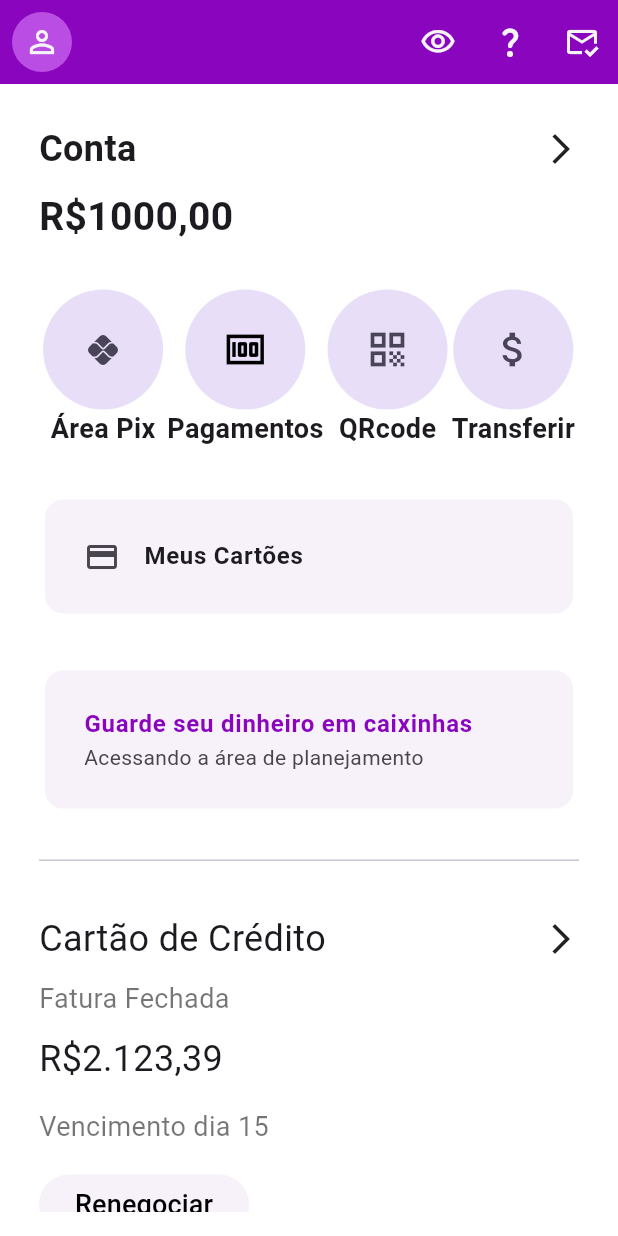
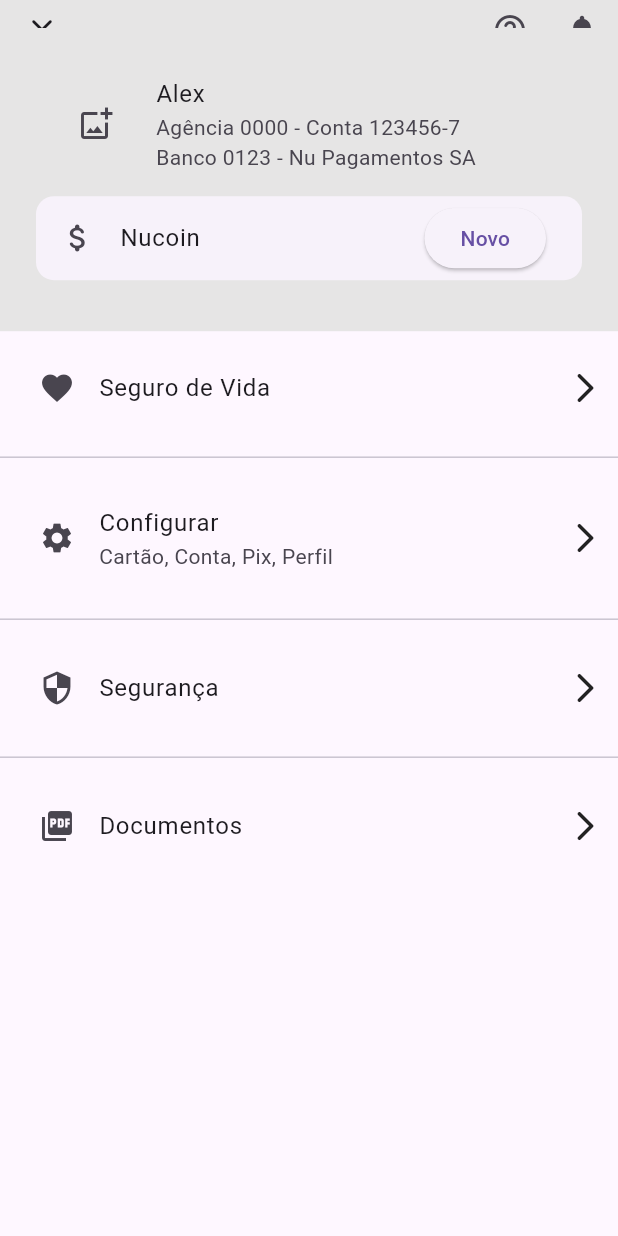
Before and after one commit to danibez/nubankFlutter, a Flutter app: the screen it shows after launch, after a tap on the "person outline" icon, on a phone screen of 412 x 824 dp. Run offline on Flutter 3.47's test engine with Material 3 defaults, Android fonts, the phone set to English and light mode, and no system bars.

Commit message:
adding setting profile

```diff
--- a/lib/appbody.dart
+++ /dev/null
@@ -1,38 +0,0 @@
-import 'package:flutter/material.dart';
-import 'package:nubank/conta.dart';
-import 'package:nubank/credito.dart';
-import 'package:nubank/descubra.dart';
-import 'package:nubank/emprestimo.dart';
-
-class AppBody extends StatelessWidget {
-  const AppBody({super.key});
-
-  @override
-  Widget build(BuildContext context) {
-    return Container(
-          margin: const EdgeInsets.all(16),
-          child: ListView(
-            padding: const EdgeInsets.all(10),
-            children: const [
-              Conta(),
-              Padding(
-                padding: EdgeInsets.only(top: 30, bottom: 35),
-                child: Divider(height: 1,),
-              ),
-              Credito(),
-              Padding(
-                padding: EdgeInsets.only(top: 30, bottom: 35),
-                child: Divider(height: 1,),
-              ),
-              Emprestimo(),
-              Padding(
-                padding: EdgeInsets.only(top: 30, bottom: 35),
-                child: Divider(height: 1,),
-              ),
-              Descubra()
-            ],
-          ),
-        );
-  }
-
-}
--- /dev/null
+++ b/lib/homeScreen/appbody.dart
@@ -0,0 +1,65 @@
+import 'package:flutter/material.dart';
+import 'package:nubank/homeScreen/conta.dart';
+import 'package:nubank/homeScreen/credito.dart';
+import 'package:nubank/homeScreen/descubra.dart';
+import 'package:nubank/homeScreen/emprestimo.dart';
+
+class AppBody extends StatelessWidget {
+  const AppBody({super.key});
+
+  @override
+  Widget build(BuildContext context) {
+    return Scaffold(
+        backgroundColor: Colors.white,
+        appBar: AppBar(
+          actions: [
+            IconButton(icon: const Icon(Icons.visibility_outlined),
+            color:  const Color(0xFFF5F5F5),
+              onPressed: () {},
+            ),
+            IconButton(icon: const Icon(Icons.question_mark_rounded, color: Color(0xFFF5F5F5)),
+              color:  const Color(0xFFF5F5F5),
+              onPressed: () {},
+            ),
+            IconButton(icon: const Icon(Icons.mark_email_read_outlined, color: Color(0xFFF5F5F5)),
+              color:  const Color(0xFFF5F5F5),
+              onPressed: () {},
+            ),
+          ],
+          leading: IconButton(
+              style: const ButtonStyle(backgroundColor: WidgetStatePropertyAll<Color>(Color(0xFFBA4DE3))),
+              icon: const Icon(Icons.person_outline, color: Color(0xFFF5F5F5)),
+              color: const Color(0xFFF5F5F5),
+              onPressed: () {
+                Navigator.pushNamed(context, '/profile');
+              },
+            ),
+          backgroundColor: const Color(0xFF8A05BE),
+        ),
+        body: Container(
+          margin: const EdgeInsets.all(16),
+          child: ListView(
+            padding: const EdgeInsets.all(10),
+            children: const [
+              Conta(),
+              Padding(
+                padding: EdgeInsets.only(top: 30, bottom: 35),
+                child: Divider(height: 1,),
+              ),
+              Credito(),
+              Padding(
+                padding: EdgeInsets.only(top: 30, bottom: 35),
+                child: Divider(height: 1,),
+              ),
+              Emprestimo(),
+              Padding(
+                padding: EdgeInsets.only(top: 30, bottom: 35),
+                child: Divider(height: 1,),
+              ),
+              Descubra()
+            ],
+          ),
+    ));
+  }
+
+}
--- a/lib/main.dart
+++ b/lib/main.dart
@@ -1,5 +1,7 @@
 import 'package:flutter/material.dart';
-import 'package:nubank/appbody.dart';
+import 'package:nubank/homeScreen/appbody.dart';
+import 'package:nubank/profile.dart';
+import 'package:nubank/testess.dart';
 
 void main() {
   runApp(const MainApp());
@@ -12,33 +14,12 @@ class MainApp extends StatelessWidget {
   Widget build(BuildContext context) {
     return MaterialApp(
       debugShowCheckedModeBanner: false,
-      home: Scaffold(
-        backgroundColor: Colors.white,
-        appBar: AppBar(
-          actions: [
-            IconButton(icon: const Icon(Icons.visibility_outlined),
-            color:  const Color(0xFFF5F5F5),
-              onPressed: () {},
-            ),
-            IconButton(icon: const Icon(Icons.question_mark_rounded, color: Color(0xFFF5F5F5)),
-              color:  const Color(0xFFF5F5F5),
-              onPressed: () {},
-            ),
-            IconButton(icon: const Icon(Icons.mark_email_read_outlined, color: Color(0xFFF5F5F5)),
-              color:  const Color(0xFFF5F5F5),
-              onPressed: () {},
-            ),
-          ],
-          leading: IconButton(
-              style: const ButtonStyle(backgroundColor: WidgetStatePropertyAll<Color>(Color(0xFFBA4DE3))),
-              icon: const Icon(Icons.person_outline, color: Color(0xFFF5F5F5)),
-              color: const Color(0xFFF5F5F5),
-              onPressed: () {},
-            ),
-          backgroundColor: const Color(0xFF8A05BE),
-        ),
-        body: const AppBody()
-      ),
+      initialRoute: '/',
+      routes: {
+        '/': (context) => const AppBody(),
+        '/profile': (context) => const Profile(),
+        '/profile/test': (context) => Testess()
+      },
     );
   }
 }
--- /dev/null
+++ b/lib/profile.dart
@@ -0,0 +1,101 @@
+import 'package:flutter/material.dart';
+
+class Profile extends StatelessWidget {
+  const Profile({super.key});
+
+  @override
+  Widget build(BuildContext context) {
+    return SafeArea(child:
+    Scaffold(
+        appBar: AppBar(
+          backgroundColor: const Color.fromARGB(255, 230, 229, 229),
+          bottom: PreferredSize(
+          preferredSize: Size.fromHeight(MediaQuery.sizeOf(context).height*0.2),
+          child: Padding(padding: EdgeInsets.fromLTRB(20, 20, 20, 30), child: Column(
+            children: [
+              Card(
+                color: const Color.fromARGB(255, 230, 229, 229),
+            elevation: 0,
+            child: ListTile(
+              title: const Text("Alex"),
+              subtitle: const Text("Agência 0000 - Conta 123456-7\nBanco 0123 - Nu Pagamentos SA"),
+              leading: IconButton(onPressed: () {}, icon: const Icon(Icons.add_photo_alternate_outlined)),
+            ),
+          ),
+          Card(
+            elevation: 0,
+            child: ListTile(
+              title: const Text("Nucoin"),
+              leading: const Icon(Icons.attach_money_rounded),
+              trailing: ElevatedButton(
+                onPressed: (){},
+                child: const Text("Novo")),
+            ),
+          ),
+            ],
+          ))),
+          leading: IconButton(onPressed: (){
+            Navigator.pop(context);
+          }, icon: const Icon(Icons.close_rounded)),
+          actions: [
+            IconButton(onPressed: (){
+              Navigator.pushNamed(context, '/profile/test');
+            }, icon: const Icon(Icons.help_outline_rounded)),
+            IconButton(onPressed: (){}, icon: const Icon(Icons.notifications))
+          ],
+        ),
+        body: ListView(
+          shrinkWrap: true,
+            // padding: EdgeInsets.all(8),
+            children: const [
+              Padding(padding: EdgeInsets.all(10),child:
+              Row(
+                mainAxisAlignment: MainAxisAlignment.spaceBetween,
+                children: [
+                  Expanded(
+                    child:
+                  ListTile(
+                      title: Text("Seguro de Vida"),
+                      leading: Icon(Icons.favorite))),
+                  Icon(Icons.arrow_forward_ios_rounded)
+                ],
+              )),
+              Divider(),
+              Padding(padding: EdgeInsets.all(10),child: Row(
+                mainAxisAlignment: MainAxisAlignment.spaceBetween,
+                children: [
+                  Expanded(
+                    child: ListTile(
+                      title: Text("Configurar"),
+                      leading: Icon(Icons.settings),
+                      subtitle: Text("Cartão, Conta, Pix, Perfil"),)),
+                  Icon(Icons.arrow_forward_ios_rounded)
+                ],
+              )),
+              Divider(),
+              Padding(padding: EdgeInsets.all(10),child: Row(
+                mainAxisAlignment: MainAxisAlignment.spaceBetween,
+                children: [
+                  Expanded(
+                    child:
+                  ListTile(
+                      title: Text("Segurança"), leading: Icon(Icons.security))),
+                  Icon(Icons.arrow_forward_ios_rounded)
+                ],
+              )),
+              Divider(),
+              Padding(padding: EdgeInsets.all(10),child: Row(
+                mainAxisAlignment: MainAxisAlignment.spaceBetween,
+                children: [Expanded(
+                    child:
+                  ListTile(
+                      title: Text("Documentos"),
+                      leading: Icon(Icons.picture_as_pdf))),
+                  Icon(Icons.arrow_forward_ios_rounded)
+                ],
+              ))
+            ],
+          ),
+        ));
+  }
+}
--- /dev/null
+++ b/lib/testess.dart
@@ -0,0 +1,14 @@
+import 'package:flutter/material.dart';
+import 'package:flutter/rendering.dart';
+
+class Testess extends StatelessWidget{
+  const Testess({super.key});
+
+  @override
+  Widget build(BuildContext context) {
+    return Scaffold(
+      appBar: AppBar(),
+    );
+  }
+
+}
```
Also changed, not shown: lib/homeScreen/conta.dart (renamed from lib/conta.dart), lib/homeScreen/credito.dart (renamed from lib/credito.dart), lib/homeScreen/descubra.dart (renamed from lib/descubra.dart), lib/homeScreen/emprestimo.dart (renamed from lib/emprestimo.dart).
